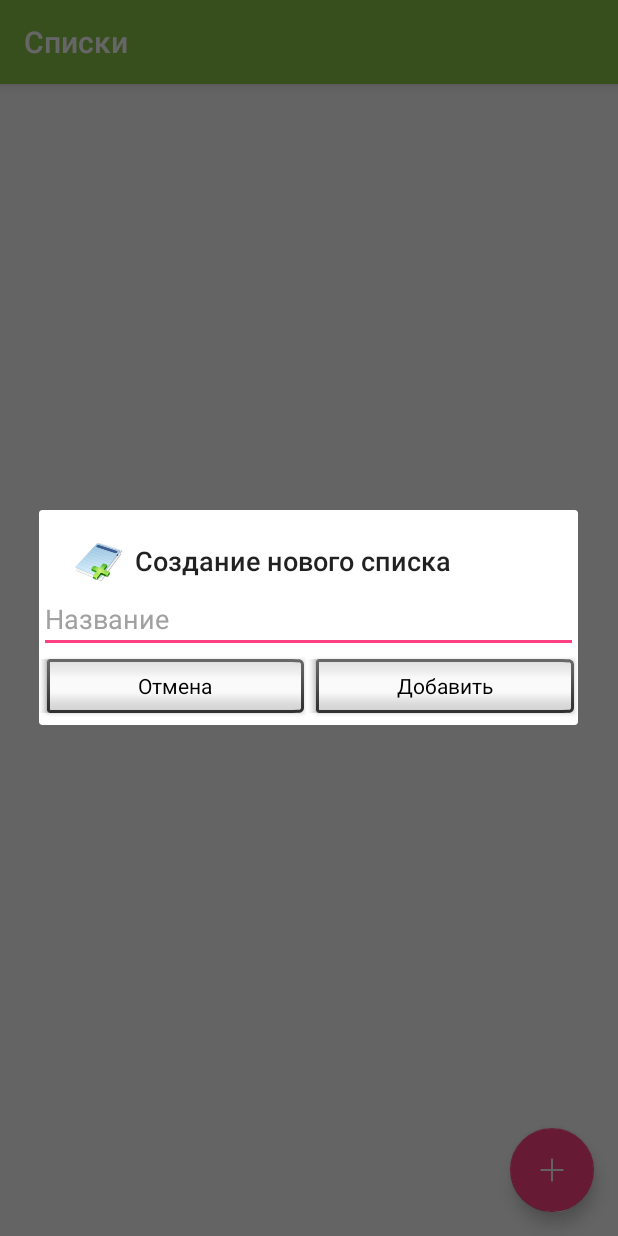
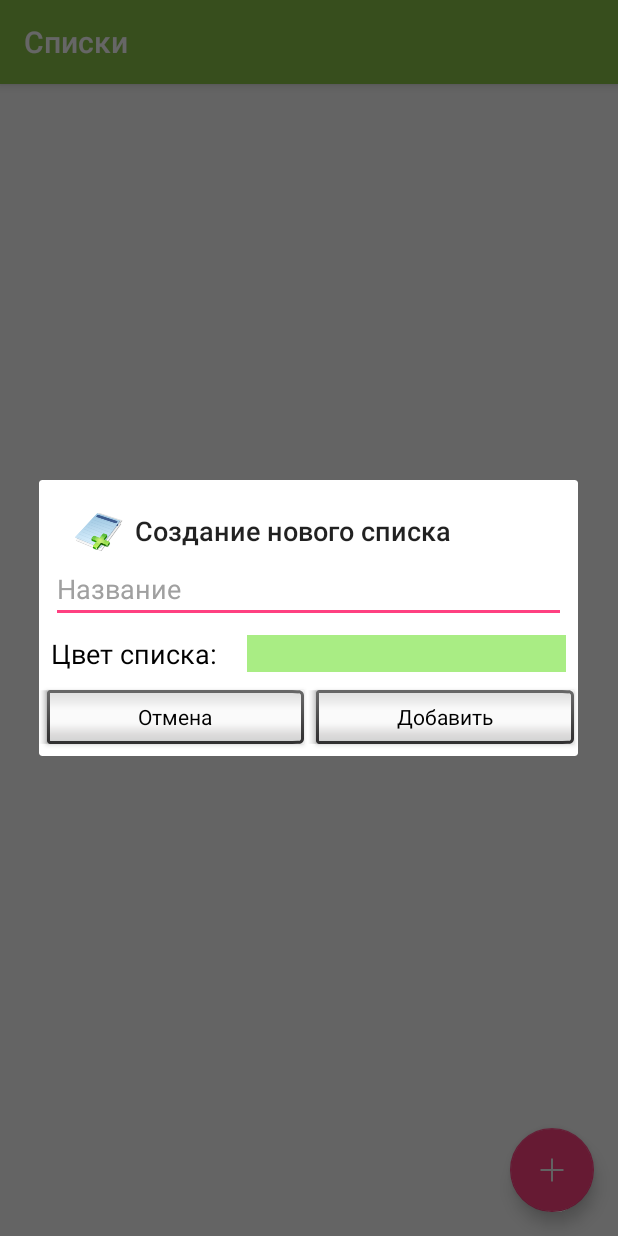
Before and after one commit to stoplus/ShoppingList, an Android app: the screen it shows after launch (MainActivity), after a tap on an icon or button, on a phone screen of 412 x 824 dp. Run offline under Robolectric (Android 15) with nearby library versions, the phone set to English and light mode, and no system bars; our stand-ins replace ButterKnife, Dagger/Hilt's generated code, Room's generated code, RxJava; libraries missing offline, so code that uses them is left out: android.arch.persistence, com.jaredrummler.android; 5 statements that could not run were skipped.

Commit message:
добавил цвет

```diff
--- a/app/build.gradle
+++ b/app/build.gradle
@@ -53,5 +53,5 @@ dependencies {
     annotationProcessor 'com.github.bumptech.glide:compiler:4.7.1'
     implementation 'com.android.support:recyclerview-v7:28.0.0'
     implementation 'org.jetbrains:annotations-java5:15.0'
-
+    implementation 'com.jaredrummler:colorpicker:1.0.2'
 }
--- a/app/src/main/java/ru/deliveon/lists/addEdit/AddEditListDialog.java
+++ b/app/src/main/java/ru/deliveon/lists/addEdit/AddEditListDialog.java
@@ -8,6 +8,7 @@ import android.os.Bundle;
 import android.support.annotation.NonNull;
 import android.support.design.widget.Snackbar;
 import android.support.v4.app.DialogFragment;
+import android.support.v4.content.ContextCompat;
 import android.view.View;
 import android.widget.Button;
 import android.widget.EditText;
@@ -21,6 +22,8 @@ import ru.deliveon.lists.interfaces.AddEditListInterface;
 
 public class AddEditListDialog extends DialogFragment {
     private AddEditListInterface datable;
+    private View colorBtn;
+    private int colorForStartDialog;
 
     @Override //The onAttach () method is called at the beginning of the fragment's life cycle
     public void onAttach(Context context) {
@@ -30,8 +33,7 @@ public class AddEditListDialog extends DialogFragment {
 
     @NonNull
     public Dialog onCreateDialog(Bundle savedInstanceState) {
-        String title;
-        int image;
+
         Lists lists = null;
 
         if (getArguments() != null) {
@@ -44,15 +46,19 @@ public class AddEditListDialog extends DialogFragment {
         EditText input = view.findViewById(R.id.editTextNewList);
         TextView addEditBtn = view.findViewById(R.id.btnAdd);
 
-        if (lists == null) {
-            title = getResources().getString(R.string.create_new_list);
-            addEditBtn.setText(getResources().getString(R.string.add));
-            image = R.drawable.add;
-        } else {
+        colorForStartDialog = ContextCompat.getColor(view.getContext(), R.color.colorList);
+        int image = R.drawable.add;
+        String title = getResources().getString(R.string.create_new_list);
+        addEditBtn.setText(getResources().getString(R.string.add));
+
+        //редактируем
+        if (lists != null) {
             input.setText(lists.getListName());
             title = getResources().getString(R.string.edit_name_list);
             addEditBtn.setText(getResources().getString(R.string.edit));
             image = R.drawable.edit;
+            colorForStartDialog = ContextCompat.getColor(view.getContext(), R.color.colorList);
+            // colorForStartDialog = ContextCompat.getColor(view.getContext(), lists.getColor());
         }
 
         final Lists finalLists = lists;
@@ -64,6 +70,14 @@ public class AddEditListDialog extends DialogFragment {
         dialog.setOnShowListener(dialog1 -> {
             Button btnCancel = getDialog().findViewById(R.id.btnCancel);
             Button btnAdd = getDialog().findViewById(R.id.btnAdd);
+            colorBtn = getDialog().findViewById(R.id.item_color);
+            colorBtn.setBackgroundColor(colorForStartDialog);
+
+            //выбор цвета айтема списка
+            colorBtn.setOnClickListener(v -> {
+                datable.openPicker(colorForStartDialog, finalLists);
+                dialog1.dismiss();
+            });
 
             btnAdd.setOnClickListener(v -> {
                 String name = input.getText().toString();
@@ -76,9 +90,8 @@ public class AddEditListDialog extends DialogFragment {
                         datable.update(finalLists);
                     }
                     dialog1.dismiss();
-                }else
-                Snackbar.make(view, getResources().getString(R.string.enter_name_list),
-                        Snackbar.LENGTH_SHORT).show();
+                } else
+                    Snackbar.make(view, getResources().getString(R.string.enter_name_list), Snackbar.LENGTH_SHORT).show();
             });
 
             btnCancel.setOnClickListener(v -> dialog1.dismiss());
@@ -86,4 +99,6 @@ public class AddEditListDialog extends DialogFragment {
 
         return dialog;
     } // onCreateDialog
+
+
 }
--- a/app/src/main/java/ru/deliveon/lists/database/AppDatabase.java
+++ b/app/src/main/java/ru/deliveon/lists/database/AppDatabase.java
@@ -40,6 +40,7 @@ public abstract class AppDatabase extends RoomDatabase {
         public void migrate(final SupportSQLiteDatabase database) {
             database.execSQL("ALTER TABLE Product ADD COLUMN sort_num INTEGER DEFAULT 0 NOT NULL");
             database.execSQL("ALTER TABLE Lists ADD COLUMN sort_num INTEGER DEFAULT 0 NOT NULL");
+            database.execSQL("ALTER TABLE Lists ADD COLUMN color INTEGER DEFAULT 0 NOT NULL");
         }
     };
 }
--- a/app/src/main/java/ru/deliveon/lists/interfaces/AddEditListInterface.java
+++ b/app/src/main/java/ru/deliveon/lists/interfaces/AddEditListInterface.java
@@ -5,4 +5,5 @@
 public interface AddEditListInterface {
     void addList(Lists lists);
     void update(Lists lists);
+    void openPicker(int colorForStartDialog, Lists lists);
 }
--- a/app/src/main/res/layout/new_list.xml
+++ b/app/src/main/res/layout/new_list.xml
@@ -1,5 +1,7 @@
 <?xml version="1.0" encoding="utf-8"?>
 <LinearLayout xmlns:android="http://schemas.android.com/apk/res/android"
+    xmlns:app="http://schemas.android.com/apk/res-auto"
+    xmlns:tools="http://schemas.android.com/tools"
     android:id="@+id/idNewList"
     android:layout_width="match_parent"
     android:layout_height="match_parent"
@@ -10,10 +12,42 @@
         android:id="@+id/editTextNewList"
         android:layout_width="match_parent"
         android:layout_height="wrap_content"
+        android:layout_marginStart="8dp"
+        android:layout_marginEnd="8dp"
         android:hint="@string/nameNewList"
         android:imeOptions="flagNoExtractUi"
         android:inputType="textPersonName"
-        android:textColorHint="@color/hint" />
+        android:textColorHint="@color/hint"
+        tools:ignore="Autofill" />
+
+    <android.support.constraint.ConstraintLayout
+        android:layout_width="match_parent"
+        android:layout_height="wrap_content"
+        android:layout_margin="8dp">
+
+        <TextView
+            android:id="@+id/title_color"
+            android:layout_width="wrap_content"
+            android:layout_height="wrap_content"
+            android:text="@string/selected_colour_list"
+            android:textColor="@color/colorBlack"
+            android:textSize="18sp"
+            app:layout_constraintStart_toStartOf="parent"
+            app:layout_constraintTop_toTopOf="parent"
+            app:layout_constraintBottom_toBottomOf="parent"/>
+
+        <View
+            android:id="@+id/item_color"
+            android:layout_width="0dp"
+            android:layout_height="0dp"
+            android:layout_marginStart="20dp"
+            android:background="@color/colorList"
+            app:layout_constraintStart_toEndOf="@+id/title_color"
+            app:layout_constraintTop_toTopOf="@+id/title_color"
+            app:layout_constraintBottom_toBottomOf="@+id/title_color"
+            app:layout_constraintEnd_toEndOf="parent"/>
+
+    </android.support.constraint.ConstraintLayout>
 
     <LinearLayout
         android:layout_width="match_parent"
--- a/app/src/main/res/values/strings.xml
+++ b/app/src/main/res/values/strings.xml
@@ -27,6 +27,7 @@
     <string name="create_new_list">Создание нового списка</string>
     <string name="edit_name_list">Изменение названия списка</string>
     <string name="enter_name_list">Введите название списка</string>
+    <string name="selected_colour_list">Цвет списка:</string>
     <string name="camera_or_galery">Выбрать фото из галереи или снять на камеру?</string>
     <string name="where_take_pictures">Откуда возмем фото?</string>
     <string name="galery">Галерея</string>
@@ -41,4 +42,9 @@
     <string name="picture">Изображение</string>
     <string name="touch_for_add_photo">Прикоснитесь для добавления фото</string>
 
+    <string name="select_color">Выберите цвет</string>
+    <string name="select">Выбрать</string>
+    <string name="custom">Расширено</string>
+    <string name="presets">Предустановленные</string>
+
 </resources>
```
Also changed, not shown: app/src/main/java/ru/deliveon/lists/adapters/AdapterList.java (+4 -6 lines), app/src/main/java/ru/deliveon/lists/database/entity/Lists.java (+10 -2 lines), app/src/main/java/ru/deliveon/lists/mainList/MainActivity.java (+46 -1 lines).
